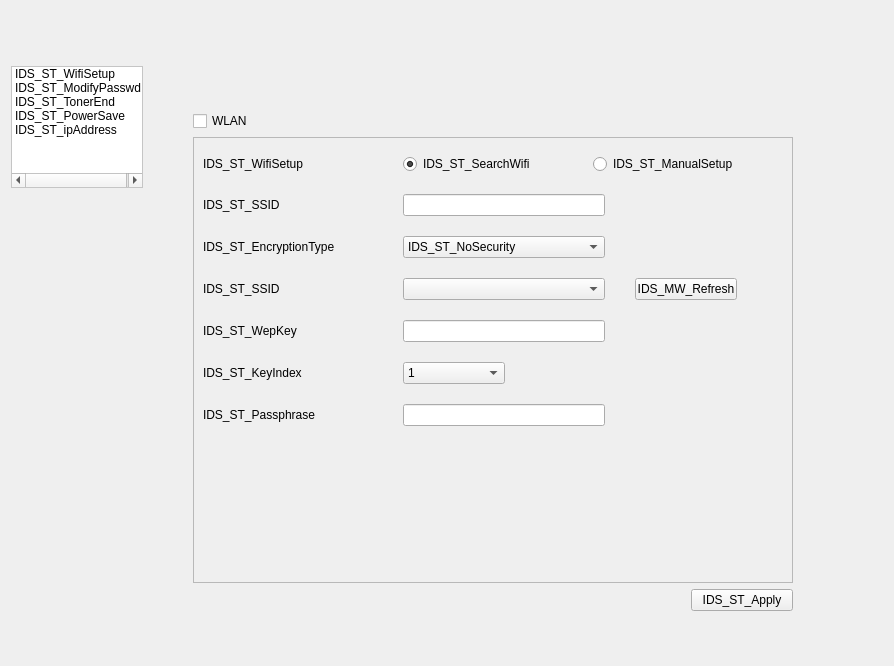
Above: tabsetting.ui from lzk/richovop before the change. Below: the same form after it.
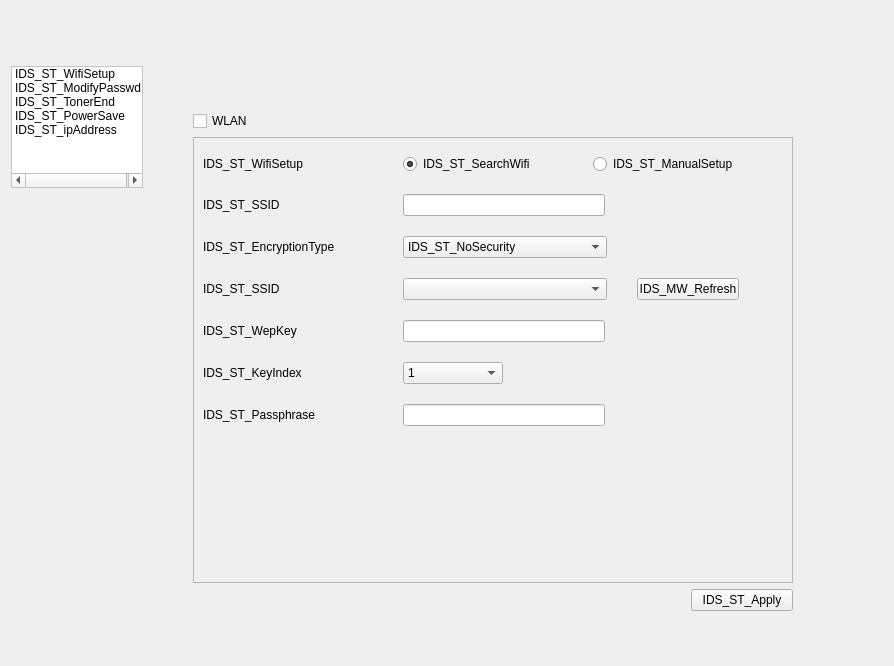
That is the form after the change.

What changed in the file:
```diff
--- a/tabsetting.ui
+++ b/tabsetting.ui
@@ -37,10 +37,11 @@
 min-width:150;
 max-width:150;
 }
+/*
 #pageWidget QComboBox{
 min-width:200;
 max-width:200;
-}
+}*/
 #pageWidget QLineEdit{
 min-width:200;
 max-width:200;
@@ -49,11 +50,12 @@
 min-width:100;
 max-width:100;
 }
+/*
 #pageWidget #cb_keyIndex{
 min-width:100;
 max-width:100;
 }
-/*#pageWidget #cb_ssid{
+#pageWidget #cb_ssid{
 min-width:250;
 max-width:250;
 }*/
@@ -291,6 +293,18 @@
                 </item>
                 <item row="1" column="1">
                  <widget class="QComboBox" name="cb_encryptionType">
+                  <property name="minimumSize">
+                   <size>
+                    <width>204</width>
+                    <height>0</height>
+                   </size>
+                  </property>
+                  <property name="maximumSize">
+                   <size>
+                    <width>204</width>
+                    <height>16777215</height>
+                   </size>
+                  </property>
                   <property name="focusPolicy">
                    <enum>Qt::NoFocus</enum>
                   </property>
@@ -360,6 +374,18 @@
                   </property>
                   <item>
                    <widget class="QComboBox" name="cb_ssid">
+                    <property name="minimumSize">
+                     <size>
+                      <width>204</width>
+                      <height>0</height>
+                     </size>
+                    </property>
+                    <property name="maximumSize">
+                     <size>
+                      <width>204</width>
+                      <height>16777215</height>
+                     </size>
+                    </property>
                     <property name="focusPolicy">
                      <enum>Qt::NoFocus</enum>
                     </property>
@@ -427,6 +453,18 @@
                 </item>
                 <item row="2" column="1">
                  <widget class="QComboBox" name="cb_keyIndex">
+                  <property name="minimumSize">
+                   <size>
+                    <width>100</width>
+                    <height>0</height>
+                   </size>
+                  </property>
+                  <property name="maximumSize">
+                   <size>
+                    <width>100</width>
+                    <height>16777215</height>
+                   </size>
+                  </property>
                   <property name="focusPolicy">
                    <enum>Qt::NoFocus</enum>
                   </property>
```
